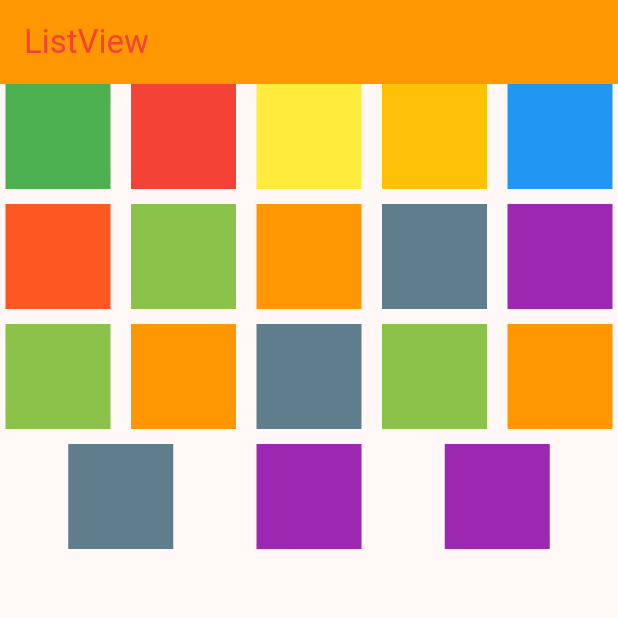
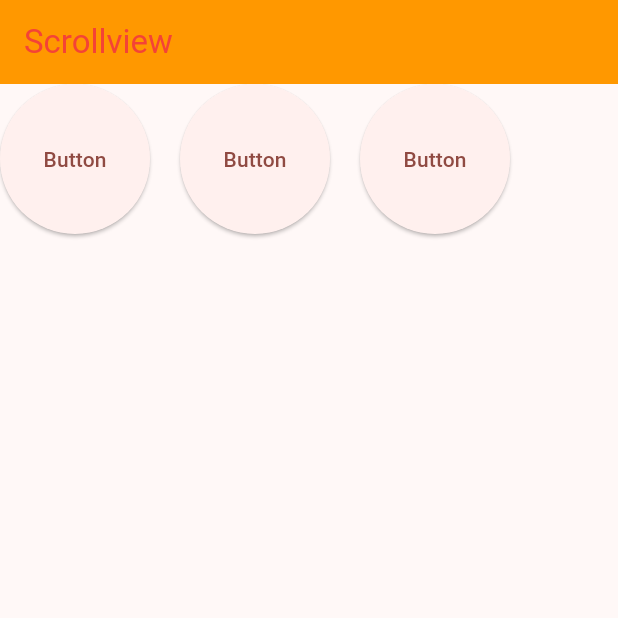
Before and after one commit to samirmangroliya/fluttersecondapp, a Flutter app: the screen it shows after launch, on a phone screen of 412 x 824 dp, the top half of it. Run offline on Flutter 3.47's test engine with Material 3 defaults, Android fonts, the phone set to English and light mode, and no system bars.

Commit message:
SizedBox widget in flutter

```diff
--- a/lib/main.dart
+++ b/lib/main.dart
@@ -1,5 +1,5 @@
 import 'package:flutter/material.dart';
-import 'package:fluttersecondapp/wrap/WrapWidgetExample.dart';
+import 'package:fluttersecondapp/sizebox/SizeBoxExample.dart';
 
 void main() {
   runApp(const MyApp());
@@ -38,5 +38,5 @@ class MyHomePage extends StatefulWidget {
   final String title;
 
   @override
-  State<MyHomePage> createState() => WrapWidgetExample();
+  State<MyHomePage> createState() => SizeBoxExample();
 }
--- /dev/null
+++ b/lib/sizebox/SizeBoxExample.dart
@@ -0,0 +1,29 @@
+import 'package:flutter/material.dart';
+import 'package:fluttersecondapp/main.dart';
+
+class SizeBoxExample extends State<MyHomePage> {
+  @override
+  Widget build(BuildContext context) {
+    return Scaffold(
+      appBar: AppBar(backgroundColor: Colors.orange, title: Text("Scrollview")),
+      body: Wrap(
+        children: [
+          SizedBox.square(
+            dimension: 100,
+            child: ElevatedButton(onPressed: () {}, child: Text("Button")),
+          ),
+          SizedBox(width: 20),
+          SizedBox.square(
+            dimension: 100,
+            child: ElevatedButton(onPressed: () {}, child: Text("Button")),
+          ),
+          SizedBox(width: 20),
+          SizedBox.square(
+            dimension: 100,
+            child: ElevatedButton(onPressed: () {}, child: Text("Button")),
+          ),
+        ],
+      ),
+    );
+  }
+}
```
